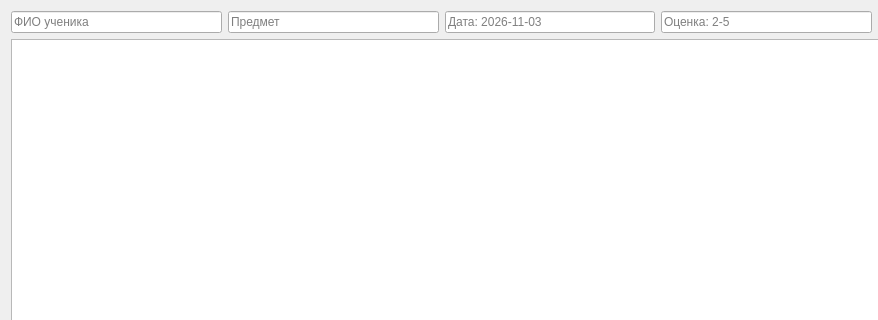
First picture: the form in grades_window.ui, repository Kirsenko2023/School-Helper, before the edit; both pictures show x 0 to 878 and y 0 to 320 of the 1000 by 1000 pixel window.
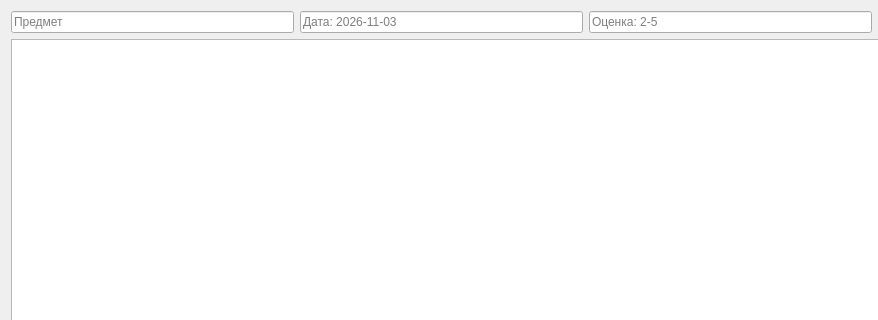
Second picture: the form after the edit.

Patch:
```diff
--- a/grades_window.ui
+++ b/grades_window.ui
@@ -16,13 +16,6 @@
   <layout class="QVBoxLayout" name="mainLayout">
    <item>
     <layout class="QHBoxLayout" name="inputLayout">
-     <item>
-      <widget class="QLineEdit" name="name_input">
-       <property name="placeholderText">
-        <string>ФИО ученика</string>
-       </property>
-      </widget>
-     </item>
      <item>
       <widget class="QLineEdit" name="subject_input">
        <property name="placeholderText">
```
